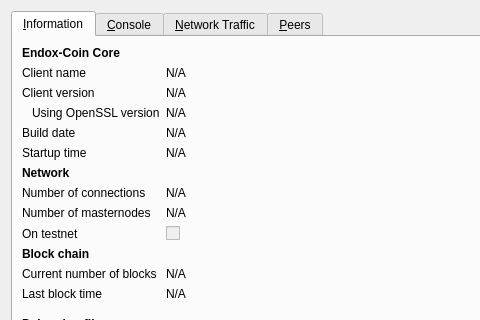
First picture: the form in src/qt/forms/rpcconsole.ui, repository SaltineChips/Aequitas_Network, before the edit; both pictures show x 0 to 480 and y 0 to 320 of the 740 by 450 pixel window.
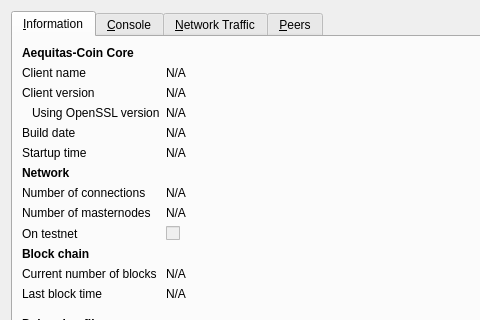
Second picture: the form after the edit. Icons and pictures are not drawn. Custom widgets are drawn as their Qt base class.

Commit message: Aequitas Start

What changed in the file:
```diff
--- a/src/qt/forms/rpcconsole.ui
+++ b/src/qt/forms/rpcconsole.ui
@@ -36,7 +36,7 @@
           </font>
          </property>
          <property name="text">
-          <string>Endox-Coin Core</string>
+          <string>Aequitas-Coin Core</string>
          </property>
         </widget>
        </item>
```
Left out of the diff: 6 changed lines with no effect on the pictures. The commit also changes 226 other files.
